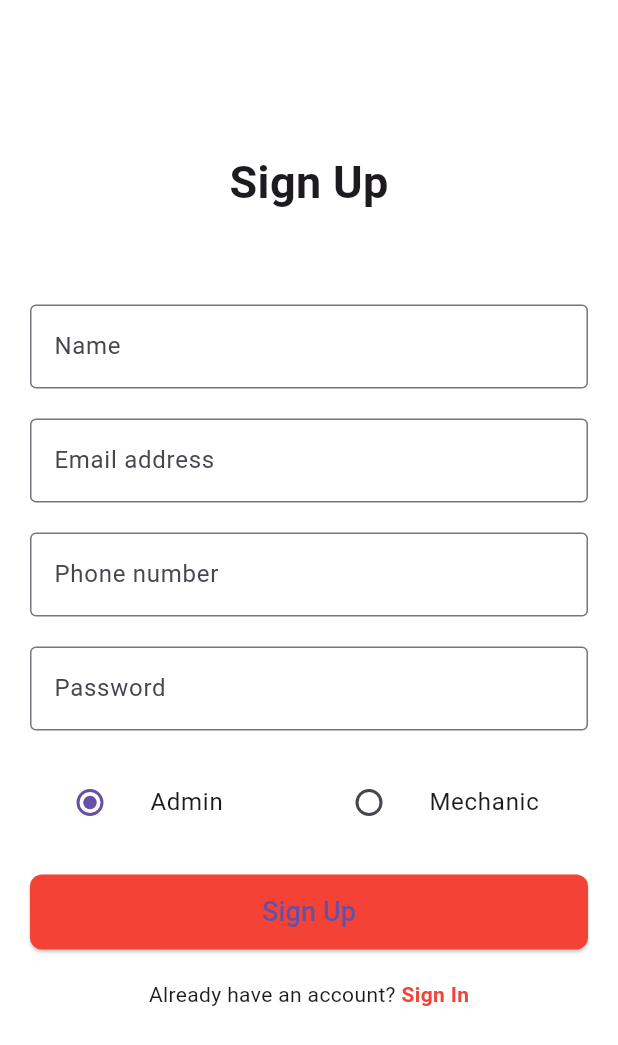
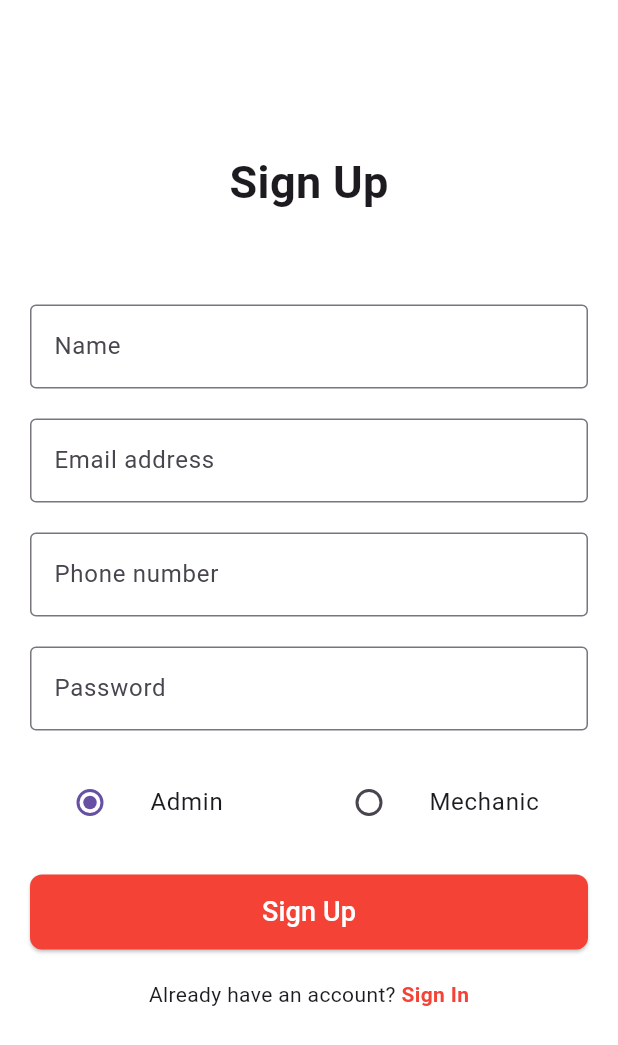
Before and after one commit to shojib353/CarWorkShopApp, a Flutter app: the screen it shows after launch, after a tap on "Sign Up", on a phone screen of 412 x 824 dp. Shown: the top 1045 px of the screen. Run offline on Flutter 3.47's test engine with Material 3 defaults, Android fonts, the phone set to English and light mode, and no system bars; our stand-ins replace cloud_firestore, firebase_auth, firebase_core, syncfusion_flutter_calendar; accounts and stored records are empty.

Commit message:
solving homescreen error and final updated

```diff
--- a/lib/presentation/screens/main_screen.dart
+++ b/lib/presentation/screens/main_screen.dart
@@ -1,10 +1,10 @@
 import 'package:car_workshop_mobile_app/presentation/screens/booking_screen.dart';
-import 'package:car_workshop_mobile_app/presentation/screens/drawer.dart';
-import 'package:car_workshop_mobile_app/presentation/widgets/home_screen.dart';
+import 'package:car_workshop_mobile_app/presentation/screens/home_screen.dart';
+import 'package:car_workshop_mobile_app/presentation/widgets/drawer.dart';
 import 'package:cloud_firestore/cloud_firestore.dart';
 import 'package:flutter/material.dart';
 
-import '../widgets/calender_screen.dart';
+import 'calender_screen.dart';
 
 class MainPage extends StatefulWidget {
   const MainPage({super.key, required this.email, required this.id});
--- a/lib/presentation/screens/signup_screen.dart
+++ b/lib/presentation/screens/signup_screen.dart
@@ -1,9 +1,7 @@
 import 'package:car_workshop_mobile_app/presentation/screens/sign_in_screen.dart';
+import 'package:cloud_firestore/cloud_firestore.dart';
+import 'package:firebase_auth/firebase_auth.dart';
 import 'package:flutter/material.dart';
-import 'package:firebase_auth/firebase_auth.dart';
-import 'package:cloud_firestore/cloud_firestore.dart';
-
-
 
 class SignupScreen extends StatefulWidget {
   const SignupScreen({super.key});
@@ -20,8 +18,6 @@ class _SignupScreenState extends State<SignupScreen> {
   final _passwordController = TextEditingController();
   String _selectedRole = "Admin";
 
-
-
   // Firebase Authentication instance
   final FirebaseAuth _auth = FirebaseAuth.instance;
 
@@ -29,7 +25,8 @@ class _SignupScreenState extends State<SignupScreen> {
     if (_formKey.currentState!.validate()) {
       try {
         // Create a new user with email and password
-        UserCredential userCredential = await _auth.createUserWithEmailAndPassword(
+        UserCredential userCredential =
+            await _auth.createUserWithEmailAndPassword(
           email: _emailController.text,
           password: _passwordController.text,
         );
@@ -48,7 +45,7 @@ class _SignupScreenState extends State<SignupScreen> {
 
         // Navigate to the SignIn screen on success
         Navigator.of(context).pushReplacement(MaterialPageRoute(
-          builder: (context) => SigninScreen(),
+          builder: (context) => const SigninScreen(),
         ));
       } on FirebaseAuthException catch (e) {
         String message = e.message ?? 'An error occurred';
@@ -56,14 +53,14 @@ class _SignupScreenState extends State<SignupScreen> {
           context: context,
           builder: (BuildContext context) {
             return AlertDialog(
-              title: Text('Signup Failed'),
+              title: const Text('Signup Failed'),
               content: Text(message),
               actions: <Widget>[
                 TextButton(
                   onPressed: () {
                     Navigator.of(context).pop();
                   },
-                  child: Text('OK'),
+                  child: const Text('OK'),
                 ),
               ],
             );
@@ -72,7 +69,6 @@ class _SignupScreenState extends State<SignupScreen> {
       }
     }
   }
-
 
   @override
   Widget build(BuildContext context) {
@@ -84,19 +80,22 @@ class _SignupScreenState extends State<SignupScreen> {
           child: Column(
             crossAxisAlignment: CrossAxisAlignment.center,
             children: [
-              SizedBox(height: 100),
-              Text(
+              const SizedBox(height: 100),
+              const Text(
                 'Sign Up',
-                style: TextStyle(fontSize: 30, fontWeight: FontWeight.bold),
+                style: TextStyle(
+                  fontSize: 30,
+                  fontWeight: FontWeight.bold,
+                ),
               ),
-              SizedBox(height: 60),
+              const SizedBox(height: 60),
               Form(
                 key: _formKey,
                 child: Column(
                   children: [
                     TextFormField(
                       controller: _nameController,
-                      decoration: InputDecoration(
+                      decoration: const InputDecoration(
                         labelText: 'Name',
                         hintText: 'Enter your full name',
                         border: OutlineInputBorder(),
@@ -108,10 +107,10 @@ class _SignupScreenState extends State<SignupScreen> {
                         return null;
                       },
                     ),
-                    SizedBox(height: 20),
+                    const SizedBox(height: 20),
                     TextFormField(
                       controller: _emailController,
-                      decoration: InputDecoration(
+                      decoration: const InputDecoration(
                         labelText: 'Email address',
                         hintText: 'Enter your email',
                         border: OutlineInputBorder(),
@@ -126,10 +125,10 @@ class _SignupScreenState extends State<SignupScreen> {
                         return null;
                       },
                     ),
-                    SizedBox(height: 20),
+                    const SizedBox(height: 20),
                     TextFormField(
                       controller: _phoneController,
-                      decoration: InputDecoration(
+                      decoration: const InputDecoration(
                         labelText: 'Phone number',
                         hintText: 'Enter your phone number',
                         border: OutlineInputBorder(),
@@ -144,10 +143,10 @@ class _SignupScreenState extends State<SignupScreen> {
                         return null;
                       },
                     ),
-                    SizedBox(height: 20),
+                    const SizedBox(height: 20),
                     TextFormField(
                       controller: _passwordController,
-                      decoration: InputDecoration(
+                      decoration: const InputDecoration(
                         labelText: 'Password',
                         hintText: 'Enter 8-digit password',
                         border: OutlineInputBorder(),
@@ -163,12 +162,14 @@ class _SignupScreenState extends State<SignupScreen> {
                         return null;
                       },
                     ),
-                    SizedBox(height: 20),
+                    const SizedBox(height: 20),
                     Row(
                       children: [
                         Expanded(
                           child: ListTile(
-                            title: Text('Admin'),
+                            title: const Text(
+                              'Admin',
+                            ),
                             leading: Radio<String>(
                               value: 'Admin',
                               groupValue: _selectedRole,
@@ -182,7 +183,9 @@ class _SignupScreenState extends State<SignupScreen> {
                         ),
                         Expanded(
                           child: ListTile(
-                            title: Text('Mechanic'),
+                            title: const Text(
+                              'Mechanic',
+                            ),
                             leading: Radio<String>(
                               value: 'Mechanic',
                               groupValue: _selectedRole,
@@ -199,7 +202,7 @@ class _SignupScreenState extends State<SignupScreen> {
                   ],
                 ),
               ),
-              SizedBox(height: 20),
+              const SizedBox(height: 20),
               ElevatedButton(
                 onPressed: () {
                   if (_formKey.currentState!.validate()) {
@@ -207,24 +210,25 @@ class _SignupScreenState extends State<SignupScreen> {
                   }
                 },
                 style: ElevatedButton.styleFrom(
-                  minimumSize: Size(double.infinity, 50),
+                  minimumSize: const Size(double.infinity, 50),
                   backgroundColor: Colors.red,
                   shape: RoundedRectangleBorder(
                     borderRadius: BorderRadius.circular(8),
                   ),
                 ),
-                child: Text('Sign Up', style: TextStyle(fontSize: 18)),
+                child: const Text('Sign Up',
+                    style: TextStyle(fontSize: 18, color: Colors.white)),
               ),
-              SizedBox(height: 20),
+              const SizedBox(height: 20),
               Row(
                 mainAxisAlignment: MainAxisAlignment.center,
                 children: [
-                  Text("Already have an account? "),
+                  const Text("Already have an account? "),
                   GestureDetector(
                     onTap: () {
                       Navigator.pop(context);
                     },
-                    child: Text(
+                    child: const Text(
                       'Sign In',
                       style: TextStyle(
                           color: Colors.red, fontWeight: FontWeight.bold),
--- a/lib/presentation/widgets/custom_field.dart
+++ b/lib/presentation/widgets/custom_field.dart
@@ -20,7 +20,9 @@ class _CustomTextFieldState extends State<CustomField> {
     return TextFormField(
       controller: widget.controller,
       decoration: InputDecoration(
-        border: OutlineInputBorder(borderRadius: BorderRadius.circular(10)),
+        border: OutlineInputBorder(
+          borderRadius: BorderRadius.circular(10),
+        ),
         filled: true,
         fillColor: Colors.white,
         label: Text(widget.label),
--- a/lib/presentation/widgets/drawer.dart
+++ b/lib/presentation/widgets/drawer.dart
@@ -15,11 +15,15 @@ class AppDrawer extends StatelessWidget {
         children: [
           DrawerHeader(
             decoration: const BoxDecoration(
-              color: Colors.orange,
+              color: Colors.cyan,
             ),
             child: SingleChildScrollView(
               child: Column(
                 children: [
+                  const CircleAvatar(
+                    backgroundImage: AssetImage('assets/images/avatar.jpg'),
+                    radius: 35,
+                  ),
                   const SizedBox(height: 7),
                   Text(
                     userName ?? 'Loading...',
```
Also changed, not shown: lib/presentation/screens/booking_screen.dart (+21 -48 lines), lib/presentation/screens/home_screen.dart (+48 -6 lines), lib/presentation/screens/sign_in_screen.dart (+4 -3 lines), pubspec.yaml (+3 -4 lines), assets/images/avatar.jpg (added).
